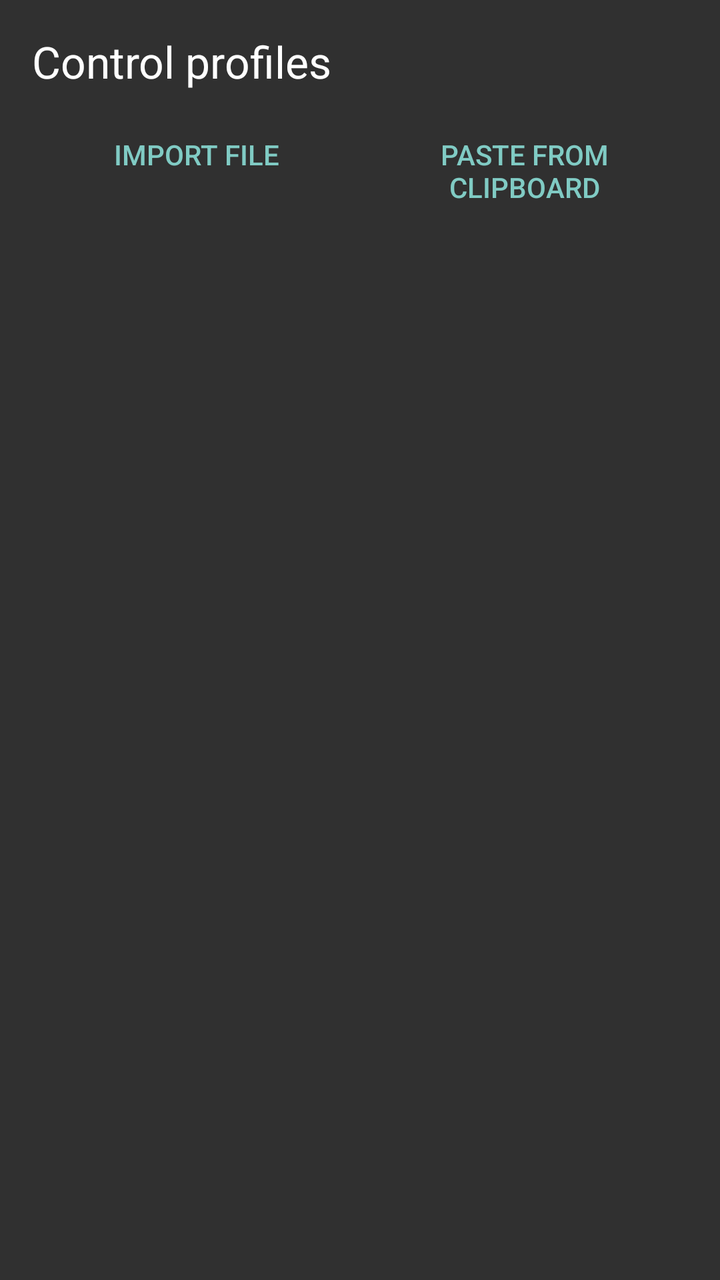
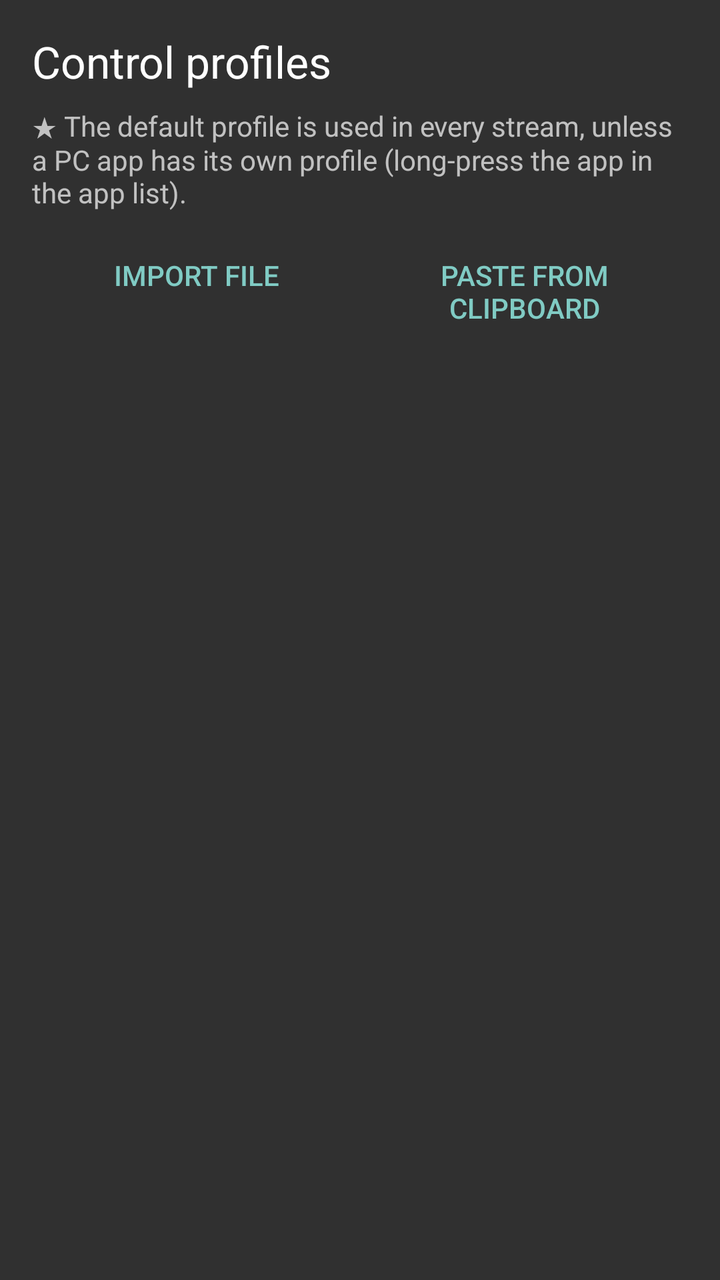

Screens rendered from an Android XML layout before and after an edit, with the pre-edit source and the edit as a unified diff.
<!-- AndroidManifest.xml: application theme AppTheme -->
<!-- res/layout/activity_thumbcast_profile_library.xml -->
<?xml version="1.0" encoding="utf-8"?>
<LinearLayout xmlns:android="http://schemas.android.com/apk/res/android"
    android:id="@+id/thumbcast_library_root"
    android:layout_width="match_parent"
    android:layout_height="match_parent"
    android:orientation="vertical"
    android:paddingLeft="16dp"
    android:paddingRight="16dp"
    android:paddingTop="8dp">

    <TextView
        android:layout_width="match_parent"
        android:layout_height="wrap_content"
        android:paddingTop="8dp"
        android:paddingBottom="8dp"
        android:text="@string/thumbcast_library_title"
        android:textAppearance="?android:attr/textAppearanceLarge" />

    <LinearLayout
        android:layout_width="match_parent"
        android:layout_height="wrap_content"
        android:orientation="horizontal"
        style="?android:attr/buttonBarStyle">

        <Button
            style="?android:attr/buttonBarButtonStyle"
            android:id="@+id/thumbcast_library_import_file"
            android:layout_width="0dp"
            android:layout_height="wrap_content"
            android:layout_weight="1"
            android:text="@string/thumbcast_library_import_file" />

        <Button
            style="?android:attr/buttonBarButtonStyle"
            android:id="@+id/thumbcast_library_import_clipboard"
            android:layout_width="0dp"
            android:layout_height="wrap_content"
            android:layout_weight="1"
            android:text="@string/thumbcast_library_import_clipboard" />
    </LinearLayout>

    <ListView
        android:id="@+id/thumbcast_library_list"
        android:layout_width="match_parent"
        android:layout_height="0dp"
        android:layout_weight="1"
        android:clipToPadding="false" />
</LinearLayout>
<!-- resources referenced by this layout -->
<resources>
  <string name="thumbcast_library_import_clipboard">Paste from clipboard</string>
  <string name="thumbcast_library_import_file">Import file</string>
  <string name="thumbcast_library_title">Control profiles</string>
  <style name="AppTheme" parent="AppBaseTheme">
          
          <item name="android:windowActionBar">false</item>
          <item name="android:windowNoTitle">true</item>
      </style>
  <style name="AppBaseTheme" parent="android:Theme">
          
      </style>
</resources>

<!-- the commit's change to res/layout/activity_thumbcast_profile_library.xml (unified diff, before → after) -->
@@ -15,6 +15,13 @@
         android:paddingBottom="8dp"
         android:text="@string/thumbcast_library_title"
         android:textAppearance="?android:attr/textAppearanceLarge" />
+
+    <TextView
+        android:layout_width="match_parent"
+        android:layout_height="wrap_content"
+        android:paddingBottom="8dp"
+        android:text="@string/thumbcast_library_default_hint"
+        android:textAppearance="?android:attr/textAppearanceSmall" />
 
     <LinearLayout
         android:layout_width="match_parent"
<!-- resource entries referenced after the edit -->
@@ -1,5 +1,6 @@
 <!-- resources referenced by this layout -->
 <resources>
+  <string name="thumbcast_library_default_hint">★ The default profile is used in every stream, unless a PC app has its own profile (long-press the app in the app list).</string>
   <string name="thumbcast_library_import_clipboard">Paste from clipboard</string>
   <string name="thumbcast_library_import_file">Import file</string>
   <string name="thumbcast_library_title">Control profiles</string>
